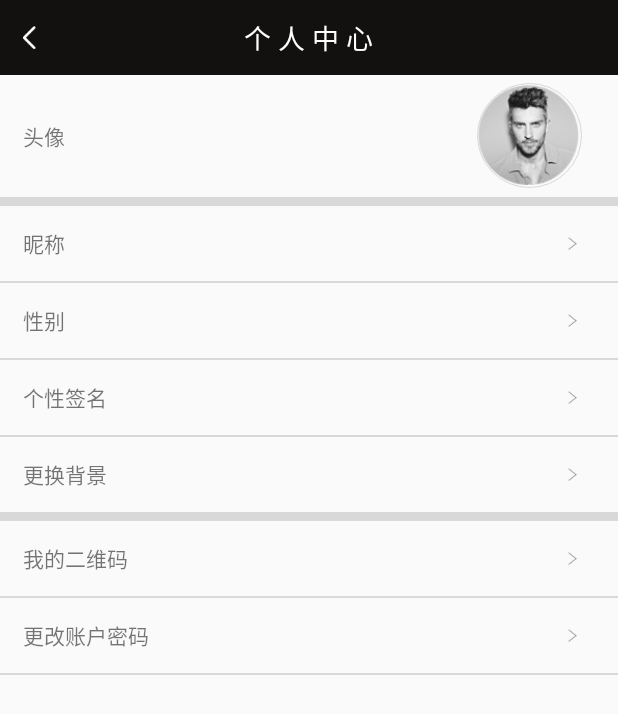
After one commit to shareForTeam/EBJ, an Android app: the PersonSettingActivity screen opened directly, with no data from a screen before it, on a phone screen of 412 x 824 dp. The commit adds this screen. Shown: the top 714 px of the screen. Run offline under Robolectric (Android 15) with nearby library versions, the light colour scheme and no system bars; our stand-ins replace CircleImageView.

Commit message:
9-5布局代码：个人中心设置布局完成、购物车布局更改、支付点击布局界面完成

```diff
--- a/app/src/main/AndroidManifest.xml
+++ b/app/src/main/AndroidManifest.xml
@@ -20,6 +20,8 @@
 
         </activity>
         <activity android:name=".LoginActivity"></activity>
+        <activity android:name=".PersonSettingActivity"></activity>
+        <activity android:name=".PayClickActivity"></activity>
     </application>
 
 </manifest>
--- /dev/null
+++ b/app/src/main/java/share/com/ebj/PersonSettingActivity.java
@@ -0,0 +1,103 @@
+package share.com.ebj;
+
+import android.os.Bundle;
+import android.support.v7.app.AppCompatActivity;
+import android.view.View;
+import android.widget.ImageView;
+import android.widget.LinearLayout;
+import android.widget.Toast;
+
+import de.hdodenhof.circleimageview.CircleImageView;
+
+/**
+ * Created by Administrator on 2016/9/5.
+ *
+ * 个人中心主函数
+ */
+
+public class PersonSettingActivity extends AppCompatActivity implements View.OnClickListener{
+    private ImageView person_setting_back;
+    private LinearLayout nicheng_button,sex_button,gexingqianming_button,changebg_button,erweima_button,change_passward_button;
+    private CircleImageView circleImageView;
+    @Override
+    protected void onCreate(Bundle savedInstanceState) {
+        super.onCreate(savedInstanceState);
+        setContentView(R.layout.person_setting);
+        init();
+        click();
+
+    }
+
+    /***
+     * 控件的初始化
+     */
+    private void init(){
+        person_setting_back= (ImageView) findViewById(R.id.person_setting_back);//返回键
+        nicheng_button= (LinearLayout) findViewById(R.id.nicheng_button);//昵称设置
+        sex_button= (LinearLayout) findViewById(R.id.sex_button);//性别设置
+        gexingqianming_button= (LinearLayout) findViewById(R.id.gexingqianming_button);//个性签名设置
+        changebg_button= (LinearLayout) findViewById(R.id.changebg_button);//背景更改设置
+        erweima_button= (LinearLayout) findViewById(R.id.erweima_button);//二维码设置
+        change_passward_button= (LinearLayout) findViewById(R.id.change_passward_button);//更改密码设置
+        circleImageView= (CircleImageView) findViewById(R.id.circleImageView);
+    }
+
+    /***
+     * 点击事件的设置
+     */
+    private void click(){
+        person_setting_back.setOnClickListener(this);
+        nicheng_button.setOnClickListener(this);
+        sex_button.setOnClickListener(this);
+        gexingqianming_button.setOnClickListener(this);
+        changebg_button.setOnClickListener(this);
+        erweima_button.setOnClickListener(this);
+        change_passward_button.setOnClickListener(this);
+        circleImageView.setOnClickListener(this);
+    }
+
+
+    /***
+     *
+     *  点击事件
+     */
+    @Override
+    public void onClick(View view) {
+        switch (view.getId()){
+            //返回按钮
+            case R.id.person_setting_back:
+                finish();
+                break;
+            //昵称的设置
+            case R.id.nicheng_button:
+                Toast.makeText(getApplicationContext(),"昵称设置",Toast.LENGTH_SHORT).show();
+                break;
+            //性别设置
+            case R.id.sex_button:
+                Toast.makeText(getApplicationContext(),"性别设置",Toast.LENGTH_SHORT).show();
+                break;
+            //个性签名的设置
+            case R.id.gexingqianming_button:
+                Toast.makeText(getApplicationContext(),"个性签名的设置",Toast.LENGTH_SHORT).show();
+                break;
+            //背景更改的设置
+            case R.id.changebg_button:
+                Toast.makeText(getApplicationContext(),"背景更改的设置",Toast.LENGTH_SHORT).show();
+                break;
+            //二维码的设置
+            case R.id.erweima_button:
+                Toast.makeText(getApplicationContext(),"二维码的设置",Toast.LENGTH_SHORT).show();
+                break;
+            //密码更改的设置
+            case R.id.change_passward_button:
+                Toast.makeText(getApplicationContext(),"密码更改的设置",Toast.LENGTH_SHORT).show();
+                break;
+            //头像的设置
+            case R.id.circleImageView:
+                Toast.makeText(getApplicationContext(),"头像的设置",Toast.LENGTH_SHORT).show();
+                break;
+
+        }
+
+    }
+}
--- a/app/src/main/res/layout/pay_click.xml
+++ b/app/src/main/res/layout/pay_click.xml
@@ -12,7 +12,7 @@
         android:orientation="horizontal">
         <!--返回键-->
         <ImageView
-            android:id="@+id/person_setting_back_img"
+            android:id="@+id/pay_click_back"
             android:layout_width="wrap_content"
             android:layout_height="wrap_content"
             android:layout_centerVertical="true"
@@ -266,6 +266,7 @@
         android:layout_alignParentBottom="true"
         android:gravity="center"
         >
+
         <Button
             android:layout_width="match_parent"
             android:layout_height="wrap_content"
--- a/app/src/main/res/layout/person_setting.xml
+++ b/app/src/main/res/layout/person_setting.xml
@@ -15,7 +15,7 @@
 
 
         <ImageView
-            android:id="@+id/person_setting_back_img"
+            android:id="@+id/person_setting_back"
             android:layout_width="wrap_content"
             android:layout_height="wrap_content"
             android:layout_centerVertical="true"
@@ -85,6 +85,7 @@
 
 
         <LinearLayout
+            android:id="@+id/nicheng_button"
             android:layout_width="60dp"
             android:layout_height="50dp"
             android:layout_alignParentRight="true"
@@ -93,7 +94,8 @@
             <ImageView
                 android:layout_width="wrap_content"
                 android:layout_height="wrap_content"
-                android:src="@mipmap/back2" />
+                android:src="@mipmap/back2"
+                android:clickable="false"/>
         </LinearLayout>
 
 
@@ -116,13 +118,16 @@
             android:text="性别" />
 
         <LinearLayout
+            android:id="@+id/sex_button"
             android:layout_width="60dp"
             android:layout_height="50dp"
             android:layout_alignParentRight="true"
+            android:clickable="true"
             android:gravity="center">
 
             <ImageView
                 android:layout_width="wrap_content"
+                android:clickable="false"
                 android:layout_height="wrap_content"
                 android:src="@mipmap/back2" />
         </LinearLayout>
@@ -147,14 +152,17 @@
             android:text="个性签名" />
 
         <LinearLayout
+            android:id="@+id/gexingqianming_button"
             android:layout_width="60dp"
             android:layout_height="50dp"
             android:layout_alignParentRight="true"
+            android:clickable="true"
             android:gravity="center">
 
             <ImageView
                 android:layout_width="wrap_content"
                 android:layout_height="wrap_content"
+                android:clickable="false"
                 android:src="@mipmap/back2" />
         </LinearLayout>
 
@@ -177,14 +185,17 @@
             android:text="更换背景" />
 
         <LinearLayout
+            android:id="@+id/changebg_button"
             android:layout_width="60dp"
             android:layout_height="50dp"
             android:layout_alignParentRight="true"
+            android:clickable="true"
             android:gravity="center">
 
             <ImageView
                 android:layout_width="wrap_content"
                 android:layout_height="wrap_content"
+                android:clickable="false"
                 android:src="@mipmap/back2" />
         </LinearLayout>
 
@@ -207,14 +218,17 @@
             android:text="我的二维码" />
 
         <LinearLayout
+            android:id="@+id/erweima_button"
             android:layout_width="60dp"
             android:layout_height="50dp"
+            android:clickable="true"
             android:layout_alignParentRight="true"
             android:gravity="center">
 
             <ImageView
                 android:layout_width="wrap_content"
                 android:layout_height="wrap_content"
+                android:clickable="false"
                 android:src="@mipmap/back2" />
         </LinearLayout>
 
@@ -237,14 +251,17 @@
             android:text="更改账户密码" />
 
         <LinearLayout
+            android:id="@+id/change_passward_button"
             android:layout_width="60dp"
             android:layout_height="50dp"
             android:layout_alignParentRight="true"
+            android:clickable="true"
             android:gravity="center">
 
             <ImageView
                 android:layout_width="wrap_content"
                 android:layout_height="wrap_content"
+                android:clickable="false"
                 android:src="@mipmap/back2" />
         </LinearLayout>
     </RelativeLayout>
```
Also changed, not shown: app/src/main/java/share/com/ebj/PayClickActivity.java (added, +59 -0 lines).
